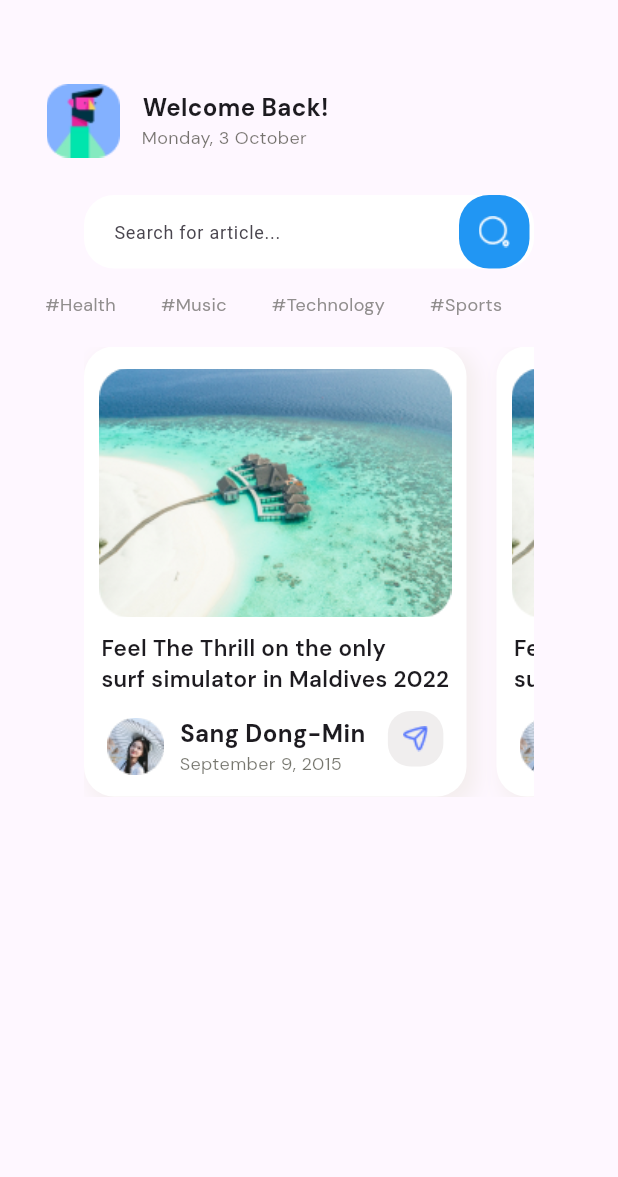
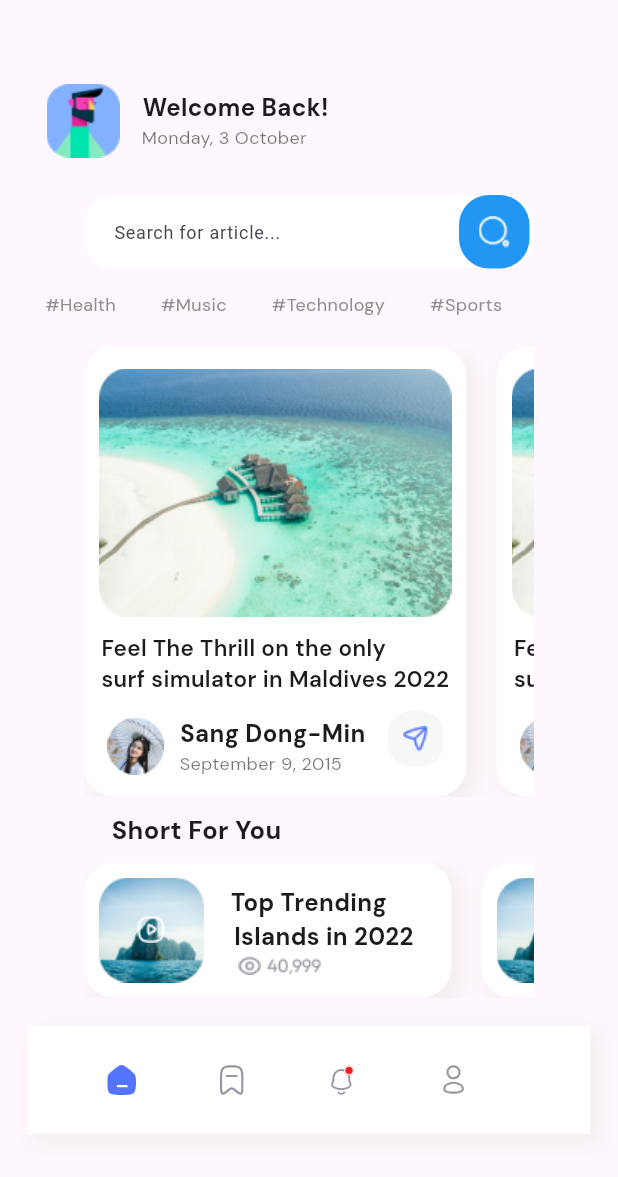
Before and after one commit to Rhunnan/travel_news_app, a Flutter app: the screen it shows after launch, on a phone screen of 412 x 824 dp. Shown: the top 1177 px of the screen. Run offline on Flutter 3.47's test engine with Material 2 defaults, Android fonts, the phone set to English and light mode, and no system bars; our stand-ins replace flutter_svg, google_fonts.

Commit message:
navigationImplemented- FirstPage Completed

```diff
--- /dev/null
+++ b/lib/components/firstPageLowerPartScrollBar.dart
@@ -0,0 +1,83 @@
+// ignore: file_names
+import 'package:flutter/material.dart';
+import 'package:google_fonts/google_fonts.dart';
+
+class LowerPartHorizontalScrollFirstPage extends StatelessWidget {
+  const LowerPartHorizontalScrollFirstPage({super.key});
+
+  @override
+  Widget build(BuildContext context) {
+    return Padding(
+      padding: const EdgeInsets.only(right: 20),
+      child: Container(
+        height: 90,
+        width: 245,
+        decoration: BoxDecoration(boxShadow: const [
+          BoxShadow(
+            color: Color.fromARGB(255, 244, 238, 238),
+            offset: Offset(
+              5.0,
+              5.0,
+            ),
+            blurRadius: 10.0,
+            spreadRadius: 2.0,
+          ),
+          BoxShadow(
+            color: Colors.white,
+            offset: Offset(0.0, 0.0),
+            blurRadius: 0.0,
+            spreadRadius: 0.0,
+          )
+        ], borderRadius: BorderRadius.circular(20)),
+        child: Row(
+          children: [
+            Padding(
+              padding: const EdgeInsets.only(
+                top: 0,
+                left: 10,
+              ),
+              child: Container(
+                height: 70,
+                width: 70,
+                decoration: const BoxDecoration(
+                    image: DecorationImage(
+                        image: AssetImage(
+                          "assets/images/videoImage.png",
+                        ),
+                        fit: BoxFit.cover)),
+                child: Image.asset("assets/images/videoPause.png"),
+              ),
+            ),
+            Column(
+              children: [
+                Padding(
+                  padding: const EdgeInsets.only(
+                    left: 0,
+                    top: 15,
+                    right: 15,
+                  ),
+                  child: Text('Top Trending',
+                      style: GoogleFonts.dmSans(
+                          fontSize: 16, fontWeight: FontWeight.w700)),
+                ),
+                //rgba(147, 151, 160, 1)
+                Padding(
+                  padding: const EdgeInsets.only(left: 20, right: 15),
+                  child: Text("Islands in 2022",
+                      style: GoogleFonts.dmSans(
+                        fontSize: 16,
+                        fontWeight: FontWeight.w700,
+                      )),
+                ),
+                Padding(
+                  padding: const EdgeInsets.only(right: 53),
+                  child: Image.asset('assets/images/views.png'),
+                )
+              ],
+            ),
+          ],
+        ),
+      ),
+    );
+  }
+}
--- a/lib/components/first_page_horizontalSroll.dart
+++ b/lib/components/first_page_horizontalSroll.dart
@@ -1,5 +1,4 @@
-import 'dart:math';
-
+// ignore: file_names
 import 'package:flutter/material.dart';
 import 'package:google_fonts/google_fonts.dart';
 
@@ -92,7 +91,7 @@ class HorizontalScrollFirstPage extends StatelessWidget {
                       width: 37,
                       decoration: BoxDecoration(
                           borderRadius: BorderRadius.circular(15),
-                          color: const Color.fromARGB(255, 240, 238, 238)),
+                          color: Color.fromRGBO(246, 248, 248, 1)),
                       child: Image.asset("assets/images/share_icon.png"),
                     ),
                   )
--- /dev/null
+++ b/lib/components/navigationComponent.dart
@@ -0,0 +1,69 @@
+import 'package:flutter/material.dart';
+import 'package:flutter_svg/flutter_svg.dart';
+
+class NavigationComponents extends StatelessWidget {
+  const NavigationComponents({super.key});
+
+  @override
+  Widget build(BuildContext context) {
+    return Padding(
+      padding: const EdgeInsets.only(top: 19),
+      child: Container(
+        height: 72,
+        width: 375,
+        decoration: const BoxDecoration(
+          boxShadow: [
+            BoxShadow(
+              color: Color.fromARGB(255, 244, 238, 238),
+              offset: Offset(
+                5.0,
+                5.0,
+              ),
+              blurRadius: 10.0,
+              spreadRadius: 2.0,
+            ),
+            BoxShadow(
+              color: Colors.white,
+              offset: Offset(0.0, 0.0),
+              blurRadius: 0.0,
+              spreadRadius: 0.0,
+            )
+          ],
+        ),
+        child: Row(
+          children: [
+            Padding(
+              padding: const EdgeInsets.only(left: 53, right: 53),
+              child: SizedBox(
+                height: 20,
+                width: 20,
+                child: SvgPicture.asset("assets/images/home_selected_icon.svg"),
+              ),
+            ),
+            SizedBox(
+              height: 20,
+              width: 20,
+              child: SvgPicture.asset(
+                  "assets/images/bookmark_unselected_icon.svg"),
+            ),
+            Padding(
+              padding: const EdgeInsets.only(left: 54, right: 54),
+              child: SizedBox(
+                height: 20,
+                width: 20,
+                child: SvgPicture.asset(
+                    "assets/images/notification_unselected_icon.svg"),
+              ),
+            ),
+            SizedBox(
+              height: 20,
+              width: 20,
+              child:
+                  SvgPicture.asset("assets/images/profile_unselected_icon.svg"),
+            ),
+          ],
+        ),
+      ),
+    );
+  }
+}
--- a/lib/main.dart
+++ b/lib/main.dart
@@ -1,7 +1,9 @@
 import 'package:flutter/material.dart';
+import 'package:google_fonts/google_fonts.dart';
+import 'package:travel_news_app/components/firstPageLowerPartScrollBar.dart';
 import 'package:travel_news_app/components/first_page_horizontalSroll.dart';
+import 'package:travel_news_app/components/navigationComponent.dart';
 import 'package:travel_news_app/components/profileAndSearchBar.dart';
-import 'package:travel_news_app/components/first_page_horizontalSroll.dart';
 
 void main() {
   runApp(const MyApp());
@@ -51,7 +53,25 @@ class _HomePageState extends State<HomePage> {
               }),
             ),
           ),
-        )
+        ),
+        Padding(
+          padding: const EdgeInsets.only(top: 10, right: 150, bottom: 10),
+          child: Text(
+            "Short For You",
+            style:
+                GoogleFonts.dmSans(fontSize: 17, fontWeight: FontWeight.w700),
+          ),
+        ),
+        SizedBox(
+            height: 90,
+            width: 300,
+            child: ListView.builder(
+                scrollDirection: Axis.horizontal,
+                itemCount: 6,
+                itemBuilder: (context, index) {
+                  return (const LowerPartHorizontalScrollFirstPage());
+                })),
+        const NavigationComponents(),
       ],
     ));
   }
```
Also changed, not shown: assets/images/videoImage.png (added), assets/images/videoPause.png (added), assets/images/views.png (added).
